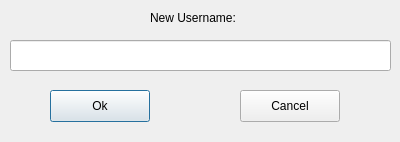
First picture: the form in View/ChangeNamPopup.ui, repository maybeIllchangeitlater/SimpleStockExchange, before the edit.
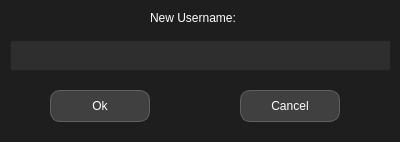
Second picture: the form after the edit.

Commit message: style sheets and round buttons

```diff
--- a/View/ChangeNamPopup.ui
+++ b/View/ChangeNamPopup.ui
@@ -11,7 +11,27 @@
    </rect>
   </property>
   <property name="windowTitle">
-   <string>Dialog</string>
+   <string>Change Username</string>
+  </property>
+  <property name="styleSheet">
+   <string notr="true">QWidget {
+    background-color: #1E1E1E;
+    color: #FFFFFF;
+}
+
+QLineEdit, QTextEdit, QPlainTextEdit {
+    background-color: #2E2E2E;
+    color: #FFFFFF;
+}
+
+QPushButton {
+    background-color: #404040;
+    color: #FFFFFF;
+    border: 1px solid #606060;
+    border-radius: 10px; 
+    padding: 5px 10px;  
+}
+</string>
   </property>
   <widget class="QLineEdit" name="UsernameLine">
    <property name="geometry">
```
The commit also changes 13 other files.
